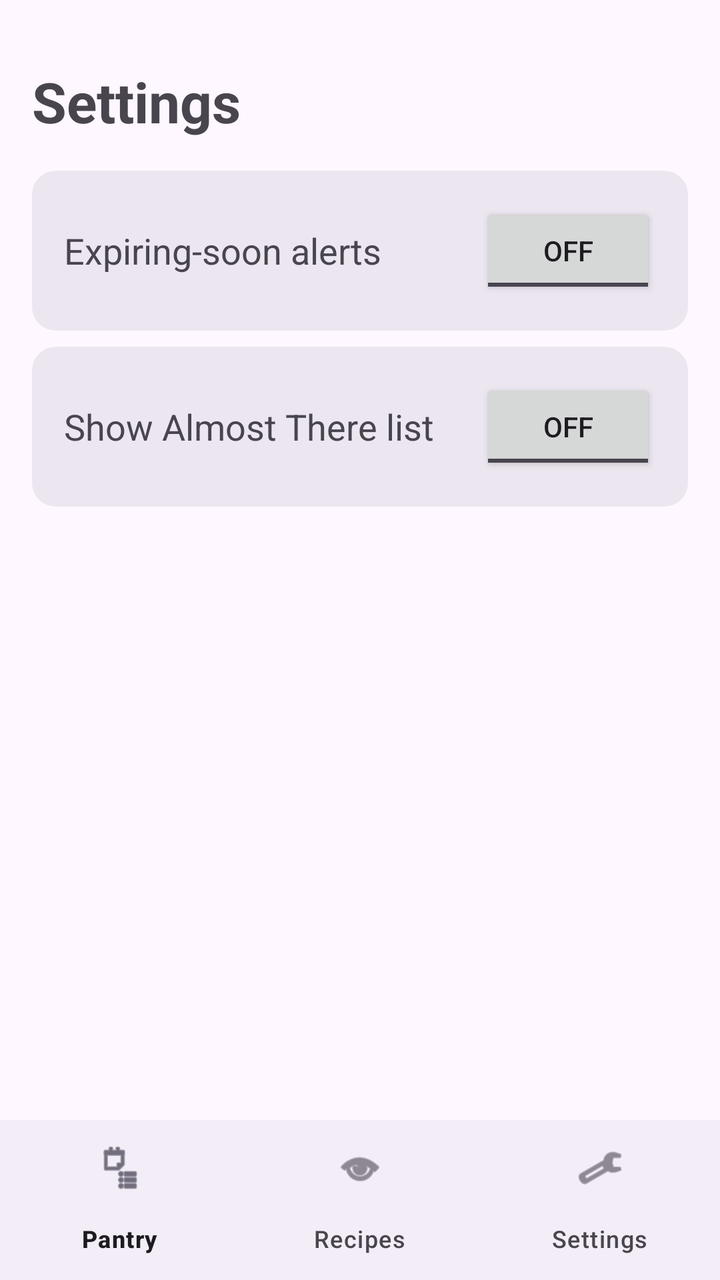
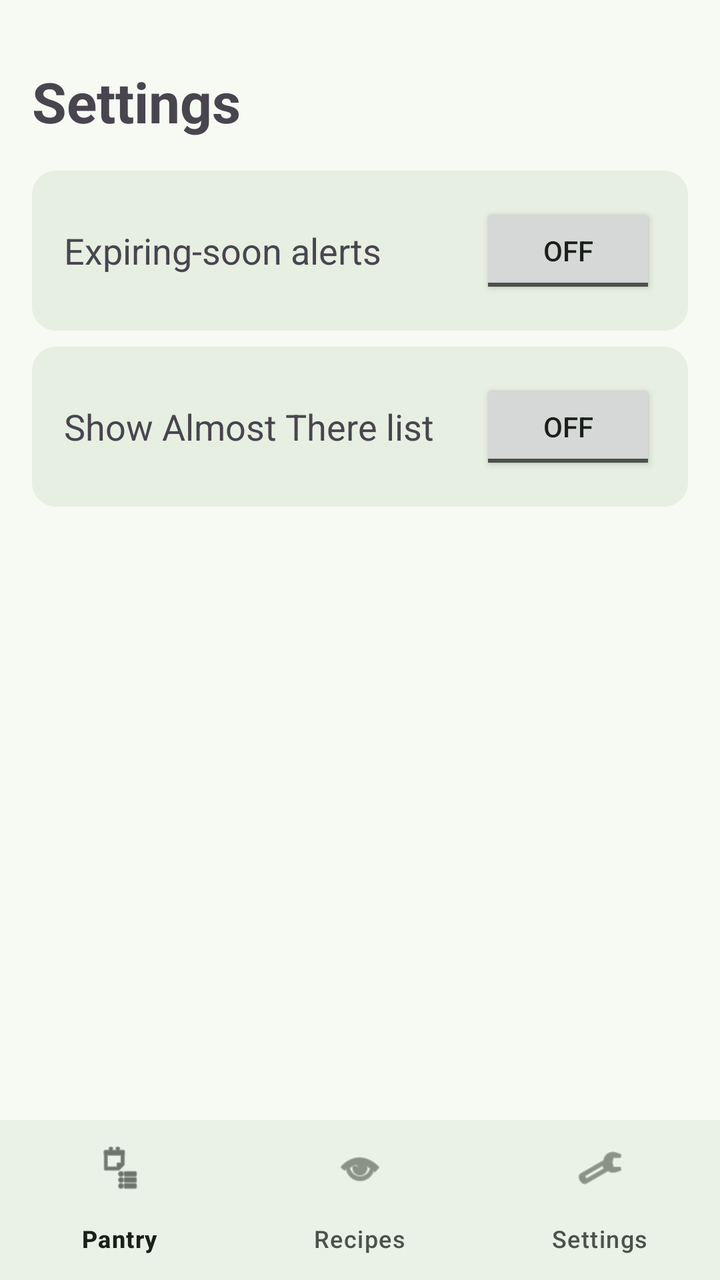

The first picture is an Android layout as it rendered before a commit; the second is the same layout after the commit. The layout source and the unified diff follow.
<!-- AndroidManifest.xml: application theme Theme.SmartPantryManager -->
<!-- res/layout/activity_settings.xml -->
<?xml version="1.0" encoding="utf-8"?>
<LinearLayout xmlns:android="http://schemas.android.com/apk/res/android"
    xmlns:app="http://schemas.android.com/apk/res-auto"
    android:layout_width="match_parent"
    android:layout_height="match_parent"
    android:orientation="vertical">

    <LinearLayout
        android:layout_width="match_parent"
        android:layout_height="0dp"
        android:layout_weight="1"
        android:orientation="vertical"
        android:padding="16dp">

        <TextView
            android:id="@+id/titleText"
            android:layout_width="match_parent"
            android:layout_height="wrap_content"
            android:paddingTop="16dp"
            android:paddingBottom="16dp"
            android:text="Settings"
            android:textSize="28sp"
            android:textStyle="bold" />

        <LinearLayout
            android:layout_width="match_parent"
            android:layout_height="wrap_content"
            android:layout_marginBottom="8dp"
            android:background="@drawable/bg_pantry_row"
            android:gravity="center_vertical"
            android:orientation="horizontal"
            android:padding="16dp">

            <TextView
                android:layout_width="0dp"
                android:layout_height="wrap_content"
                android:layout_weight="1"
                android:text="Expiring-soon alerts"
                android:textSize="18sp" />

            <ToggleButton
                android:id="@+id/expiryAlertsToggle"
                android:layout_width="wrap_content"
                android:layout_height="wrap_content"
                android:textOff="OFF"
                android:textOn="ON" />

        </LinearLayout>

        <LinearLayout
            android:layout_width="match_parent"
            android:layout_height="wrap_content"
            android:background="@drawable/bg_pantry_row"
            android:gravity="center_vertical"
            android:orientation="horizontal"
            android:padding="16dp">

            <TextView
                android:layout_width="0dp"
                android:layout_height="wrap_content"
                android:layout_weight="1"
                android:text="Show Almost There list"
                android:textSize="18sp" />

            <ToggleButton
                android:id="@+id/almostThereToggle"
                android:layout_width="wrap_content"
                android:layout_height="wrap_content"
                android:textOff="OFF"
                android:textOn="ON" />

        </LinearLayout>

    </LinearLayout>

    <com.google.android.material.bottomnavigation.BottomNavigationView
        android:id="@+id/bottomNav"
        android:layout_width="match_parent"
        android:layout_height="wrap_content"
        app:menu="@menu/bottom_nav_menu" />

</LinearLayout>
<!-- resources referenced by this layout -->
<resources>
  <!-- drawable bg_pantry_row (drawable) -->
  <?xml version="1.0" encoding="utf-8"?>
  <shape xmlns:android="http://schemas.android.com/apk/res/android"
      android:shape="rectangle">
      <solid android:color="?attr/colorSurfaceContainerHigh" />
      <corners android:radius="12dp" />
  </shape>
  <style name="Theme.SmartPantryManager" parent="Theme.Material3.DayNight.NoActionBar" />
</resources>

<!-- the commit's change to res/layout/activity_settings.xml (unified diff, before → after) -->
@@ -19,8 +19,7 @@
             android:paddingTop="16dp"
             android:paddingBottom="16dp"
             android:text="Settings"
-            android:textSize="28sp"
-            android:textStyle="bold" />
+            style="@style/TextTitle" />
 
         <LinearLayout
             android:layout_width="match_parent"
@@ -36,7 +35,7 @@
                 android:layout_height="wrap_content"
                 android:layout_weight="1"
                 android:text="Expiring-soon alerts"
-                android:textSize="18sp" />
+                style="@style/TextLabel" />
 
             <ToggleButton
                 android:id="@+id/expiryAlertsToggle"
@@ -60,7 +59,7 @@
                 android:layout_height="wrap_content"
                 android:layout_weight="1"
                 android:text="Show Almost There list"
-                android:textSize="18sp" />
+                style="@style/TextLabel" />
 
             <ToggleButton
                 android:id="@+id/almostThereToggle"
<!-- resource entries referenced after the edit -->
@@ -4,9 +4,36 @@
   <?xml version="1.0" encoding="utf-8"?>
   <shape xmlns:android="http://schemas.android.com/apk/res/android"
       android:shape="rectangle">
-      <solid android:color="?attr/colorSurfaceContainerHigh" />
+      <solid android:color="@color/card_background" />
       <corners android:radius="12dp" />
   </shape>
-  <style name="Theme.SmartPantryManager" parent="Theme.Material3.DayNight.NoActionBar" />
+  <style name="TextLabel">
+          <item name="android:textSize">18sp</item>
+      </style>
+  <style name="TextTitle">
+          <item name="android:textSize">28sp</item>
+          <item name="android:textStyle">bold</item>
+      </style>
+  <style name="Theme.SmartPantryManager" parent="Theme.Material3.Light.NoActionBar">
+          <item name="colorPrimary">@color/primary</item>
+          <item name="colorOnPrimary">@color/on_primary</item>
+          <item name="android:colorBackground">@color/background</item>
+          <item name="colorSurface">@color/background</item>
+          <item name="colorOnSurface">@color/text_primary</item>
+          <item name="colorOnSurfaceVariant">@color/text_secondary</item>
+          <item name="colorSurfaceContainer">@color/nav_background</item>
+          <item name="colorSecondaryContainer">@color/nav_indicator</item>
+          <item name="colorOnSecondaryContainer">@color/text_primary</item>
+          <item name="android:textColorPrimary">@color/text_primary</item>
+          <item name="android:textColorSecondary">@color/text_secondary</item>
+      </style>
+  <color name="card_background">#E6EFE1</color>
+  <color name="primary">#2E7D32</color>
+  <color name="on_primary">#FFFFFF</color>
+  <color name="background">#F6FAF3</color>
+  <color name="text_primary">#1B1F1A</color>
+  <color name="text_secondary">#4A5349</color>
+  <color name="nav_background">#EAF1E6</color>
+  <color name="nav_indicator">#C8E6C9</color>
 </resources>
 
